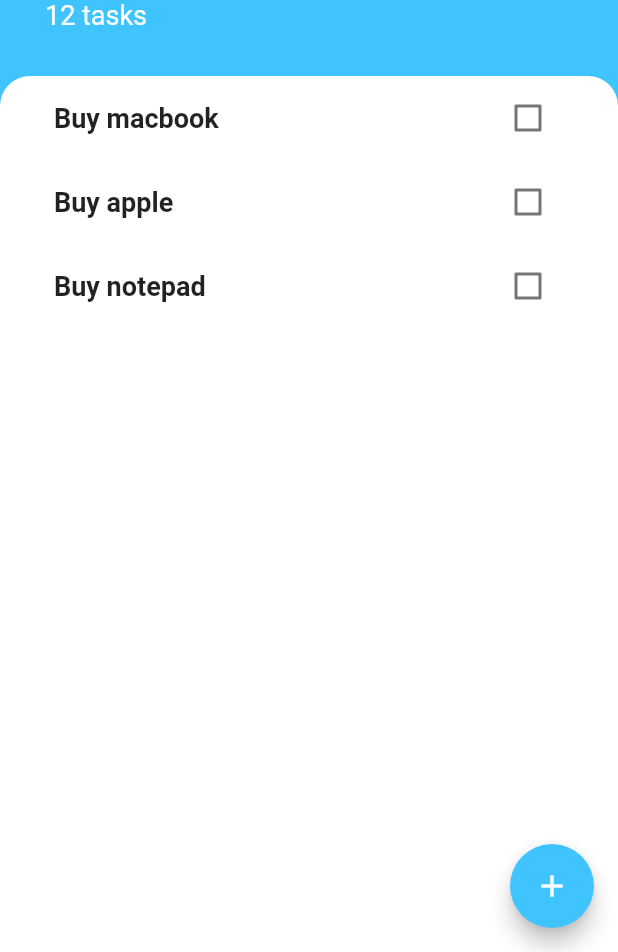
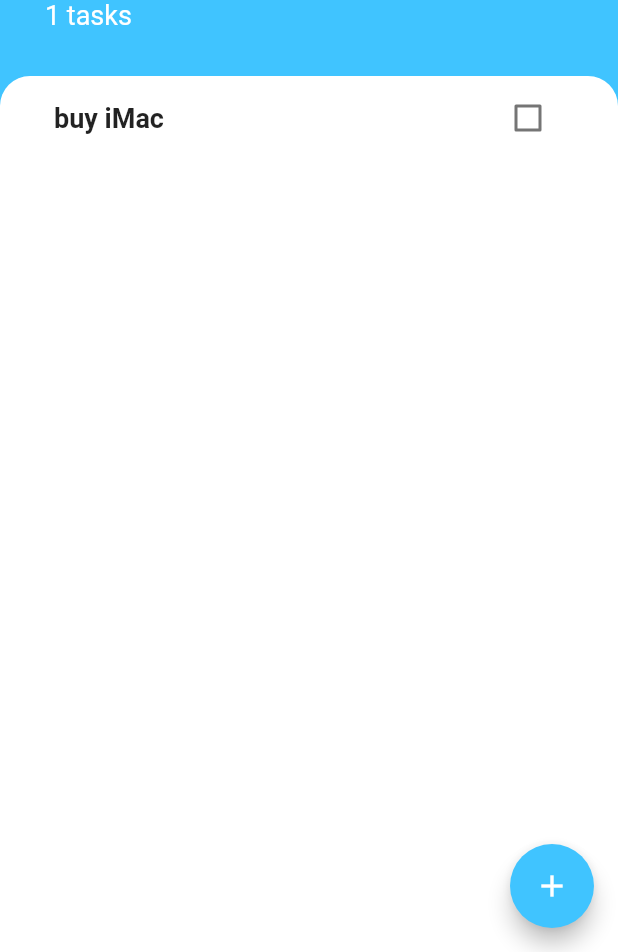
Before and after one commit to teacherSsamko/todoey_flutter, a Flutter app: the screen it shows after launch, on a phone screen of 412 x 824 dp, the part 284-1236 px from its top. Run offline on Flutter 3.47's test engine with Material 2 defaults, Android fonts, the phone set to English and light mode, and no system bars.

Commit message:
feat: Add task
- lift state up
- navigator pop
- callback function

```diff
--- a/lib/screens/tasks_screen.dart
+++ b/lib/screens/tasks_screen.dart
@@ -2,8 +2,25 @@ import 'package:flutter/material.dart';
 import 'package:todoey/widgets/task_tile.dart';
 import 'package:todoey/widgets/tasks_list.dart';
 import 'package:todoey/screens/add_task_screen.dart';
+import 'package:todoey/models/task.dart';
 
-class TasksScreen extends StatelessWidget {
+class TasksScreen extends StatefulWidget {
+  @override
+  _TasksScreenState createState() => _TasksScreenState();
+}
+
+class _TasksScreenState extends State<TasksScreen> {
+  List<Task> tasks = [
+    Task(taskName: 'buy iMac'),
+  ];
+
+  void add_task(String newTask) {
+    setState(() {
+      tasks.add(Task(taskName: newTask));
+    });
+    Navigator.pop(context);
+  }
+
   @override
   Widget build(BuildContext context) {
     return Scaffold(
@@ -18,7 +35,9 @@ class TasksScreen extends StatelessWidget {
               child: Container(
                 padding: EdgeInsets.only(
                     bottom: MediaQuery.of(context).viewInsets.bottom),
-                child: AddTaskScreen(),
+                child: AddTaskScreen(
+                  addTaskCallback: add_task,
+                ),
               ),
             ),
           );
@@ -54,7 +73,7 @@ class TasksScreen extends StatelessWidget {
                   ),
                 ),
                 Text(
-                  "12 tasks",
+                  "${tasks.length} tasks",
                   style: TextStyle(
                     color: Colors.white,
                     fontSize: 18.0,
@@ -72,7 +91,7 @@ class TasksScreen extends StatelessWidget {
                     topRight: Radius.circular(20.0),
                     topLeft: Radius.circular(20.0)),
               ),
-              child: TasksList(),
+              child: TasksList(tasks),
             ),
           ),
         ],
--- a/lib/widgets/tasks_list.dart
+++ b/lib/widgets/tasks_list.dart
@@ -3,32 +3,30 @@ import 'package:todoey/widgets/task_tile.dart';
 import 'package:todoey/models/task.dart';
 
 class TasksList extends StatefulWidget {
+  final List<Task> tasks;
+
+  TasksList(this.tasks);
+
   @override
   _TasksListState createState() => _TasksListState();
 }
 
 class _TasksListState extends State<TasksList> {
-  List<Task> tasks = [
-    Task(taskName: 'Buy macbook'),
-    Task(taskName: 'Buy apple'),
-    Task(taskName: 'Buy notepad'),
-  ];
-
   @override
   Widget build(BuildContext context) {
     return ListView.builder(
       itemBuilder: (context, index) {
         return TaskTile(
-          title: tasks[index].taskName,
-          isChecked: tasks[index].isDone,
+          title: widget.tasks[index].taskName,
+          isChecked: widget.tasks[index].isDone,
           tileCallback: (checkboxState) {
             setState(() {
-              tasks[index].toggleCheck();
+              widget.tasks[index].toggleCheck();
             });
           },
         );
       },
-      itemCount: tasks.length,
+      itemCount: widget.tasks.length,
     );
   }
 }
```
Also changed, not shown: lib/screens/add_task_screen.dart (+13 -1 lines).
